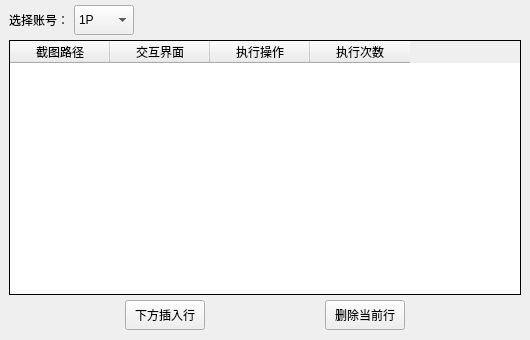
LinFeng-BingYi/FVM_Backstage_Assistant_LFBY, file AppImplement/UIFiles/UseStuffParam.ui: the form before one commit.
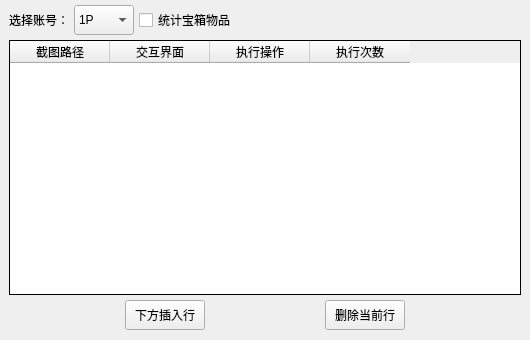
The form after the commit.

Commit message: [使用物品]新增背包装备页宝箱物品开箱奖励的物品统计，新增公会副本-暗晶兑换; 修复流程功能发生异常后状态没有标红的问题; 修复解锁二级密码后，本次操作失效，导致使用/兑换总次数比预期小1的问题; 修复浮空岛因香料活动遮挡导致无法识别进入浮空岛的问题

Patch:
```diff
--- a/AppImplement/UIFiles/UseStuffParam.ui
+++ b/AppImplement/UIFiles/UseStuffParam.ui
@@ -68,6 +68,13 @@
         </item>
        </widget>
       </item>
+      <item>
+       <widget class="QCheckBox" name="checkBox_count_chest_stuff">
+        <property name="text">
+         <string>统计宝箱物品</string>
+        </property>
+       </widget>
+      </item>
       <item>
        <spacer name="horizontalSpacer_select_player">
         <property name="orientation">
```
The commit also changes 19 other files.
